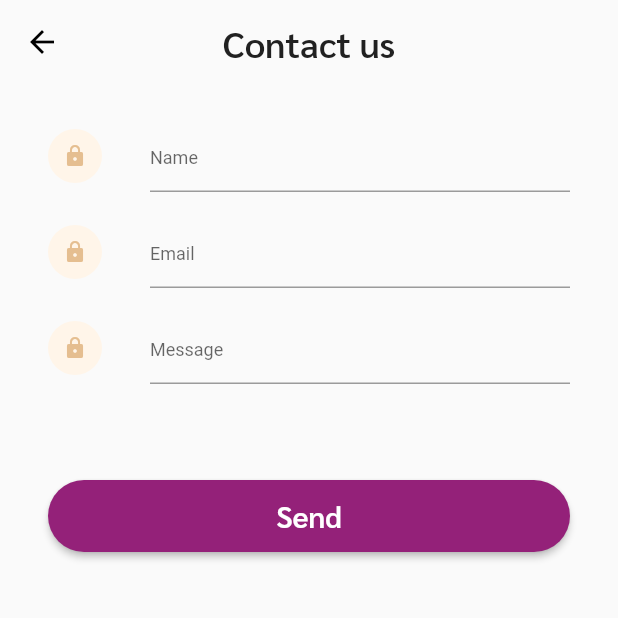
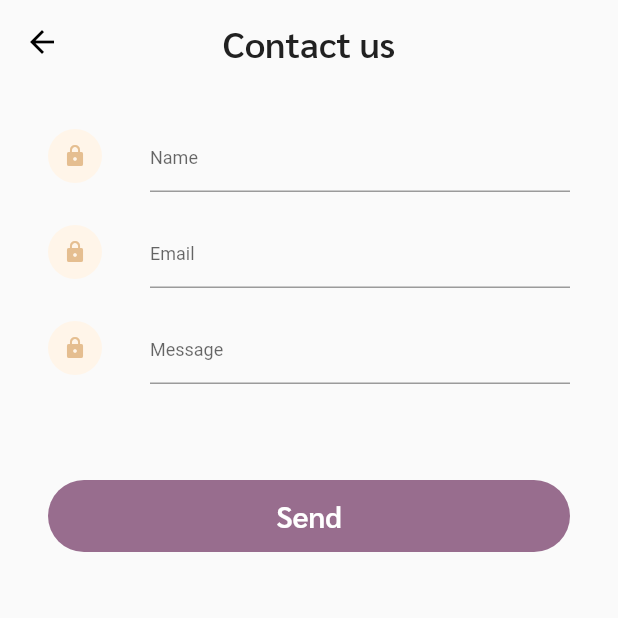
Before and after one commit to TonyPyzev/form_app, a Flutter app: the screen it shows after launch, on a phone screen of 412 x 824 dp, the top half of it. Run offline on Flutter 3.47's test engine with Material 2 defaults, Android fonts, the phone set to English and light mode, and no system bars; our stand-ins replace bloc, dio, equatable, flutter_bloc, internet_connection_checker.

Commit message:
form sending implementation

```diff
--- /dev/null
+++ b/lib/core/failures/failure.dart
@@ -0,0 +1 @@
+class Failure {}
--- /dev/null
+++ b/lib/core/failures/network_failure.dart
@@ -0,0 +1,3 @@
+import 'failure.dart';
+
+class NetworkFailure extends Failure {}
--- /dev/null
+++ b/lib/core/failures/server_failure.dart
@@ -0,0 +1,3 @@
+import 'failure.dart';
+
+class ServerFailure extends Failure {}
--- /dev/null
+++ b/lib/core/success/response_success.dart
@@ -0,0 +1,3 @@
+import 'package:form_app/core/success/success.dart';
+
+class ResponseSuccess extends Success {}
--- /dev/null
+++ b/lib/core/success/success.dart
@@ -0,0 +1 @@
+class Success {}
--- /dev/null
+++ b/lib/domain/entities/contact_form_data.dart
@@ -0,0 +1,43 @@
+import 'dart:convert';
+
+import 'package:equatable/equatable.dart';
+
+class ContactFormData extends Equatable {
+  final String name;
+  final String email;
+  final String message;
+
+  const ContactFormData(
+    this.name,
+    this.email,
+    this.message,
+  );
+
+  @override
+  List<Object?> get props => [
+        name,
+        email,
+        message,
+      ];
+
+  Map<String, dynamic> toMap() {
+    return <String, dynamic>{
+      'name': name,
+      'email': email,
+      'message': message,
+    };
+  }
+
+  factory ContactFormData.fromMap(Map<String, dynamic> map) {
+    return ContactFormData(
+      map['name'] as String,
+      map['email'] as String,
+      map['message'] as String,
+    );
+  }
+
+  String toJson() => json.encode(toMap());
+
+  factory ContactFormData.fromJson(String source) =>
+      ContactFormData.fromMap(json.decode(source) as Map<String, dynamic>);
+}
--- a/lib/presentation/application.dart
+++ b/lib/presentation/application.dart
@@ -1,7 +1,7 @@
-
 import 'package:flutter/material.dart';
+import 'package:form_app/presentation/cubit/contactForm/contact_form_cubit.dart';
 import 'package:form_app/presentation/theme/app_theme.dart';
-
+import 'package:flutter_bloc/flutter_bloc.dart';
 import 'navigation/navigation.dart';
 
 class Application extends StatelessWidget {
@@ -11,12 +11,19 @@ class Application extends StatelessWidget {
 
   @override
   Widget build(BuildContext context) {
-    return  MaterialApp(
-      debugShowCheckedModeBanner: false,
-      title: _title,
-      theme: AppTheme().appTheme,
-      initialRoute: Navigation.initialRoute,
-      routes: Navigation.routes,
+    return MultiBlocProvider(
+      providers: [
+        BlocProvider(
+          create: (context) => ContactFormCubit(),
+        ),
+      ],
+      child: MaterialApp(
+        debugShowCheckedModeBanner: false,
+        title: _title,
+        theme: AppTheme().appTheme,
+        initialRoute: Navigation.initialRoute,
+        routes: Navigation.routes,
+      ),
     );
   }
 }
--- a/lib/presentation/cubit/contactForm/contact_form_state.dart
+++ b/lib/presentation/cubit/contactForm/contact_form_state.dart
@@ -1,8 +1,30 @@
 part of 'contact_form_cubit.dart';
 
+enum ContactFormStatus {
+  initial,
+  loading,
+  networkFailure,
+  serverFailure,
+  success,
+}
+
 class ContactFormState extends Equatable {
-  const ContactFormState();
+  final ContactFormStatus status;
+
+  const ContactFormState({
+    this.status = ContactFormStatus.initial,
+  });
 
   @override
-  List<Object> get props => [];
+  List<Object> get props => [
+        status,
+      ];
+
+  ContactFormState copyWith({
+    ContactFormStatus? status,
+  }) {
+    return ContactFormState(
+      status: status ?? this.status,
+    );
+  }
 }
--- /dev/null
+++ b/lib/presentation/screens/contactForm/components/contact_form.dart
@@ -0,0 +1,241 @@
+import 'package:flutter/material.dart';
+import 'package:flutter/services.dart';
+import 'package:flutter_bloc/flutter_bloc.dart';
+
+import '../../../../domain/entities/contact_form_data.dart';
+import '../../../cubit/contactForm/contact_form_cubit.dart';
+import '../../../utilities/contact_form_validator.dart';
+import 'input_box.dart';
+
+class ContactForm extends StatefulWidget {
+  const ContactForm({
+    super.key,
+  });
+
+  @override
+  State<ContactForm> createState() => _ContactFormState();
+}
+
+class _ContactFormState extends State<ContactForm> {
+  late final TextEditingController _nameController;
+  late final TextEditingController _emailController;
+  late final TextEditingController _messageController;
+
+  bool? isValidName;
+  bool? isValidEmail;
+  bool? isValidMessgae;
+
+  @override
+  void initState() {
+    _initControllers();
+    super.initState();
+  }
+
+  @override
+  void dispose() {
+    _disposeControllers();
+    super.dispose();
+  }
+
+  @override
+  Widget build(BuildContext context) {
+    return BlocListener<ContactFormCubit, ContactFormState>(
+      listener: (context, state) {
+        switch (state.status) {
+          case ContactFormStatus.networkFailure:
+            _showSnackBar(
+              context,
+              message: 'Network error. Check network connection.',
+            );
+            break;
+          case ContactFormStatus.serverFailure:
+            _showSnackBar(
+              context,
+              message: 'Oops... something went wrong...',
+            );
+            break;
+          case ContactFormStatus.success:
+            _showSnackBar(
+              context,
+              message: 'Message sended!',
+            );
+            _clearFields();
+            break;
+          default:
+            break;
+        }
+      },
+      child: BlocBuilder<ContactFormCubit, ContactFormState>(
+        builder: (context, state) {
+          return Column(
+            children: [
+              Focus(
+                onFocusChange: (hasFocus) {
+                  if (!hasFocus) {
+                    setState(() {
+                      isValidName = ContactFormValidator.isValidName(
+                        _nameController.text,
+                      );
+                    });
+                  }
+                },
+                child: InputBox(
+                  textField: TextField(
+                    inputFormatters: [
+                      FilteringTextInputFormatter.allow(
+                        RegExp(r"[a-zA-Z]+|\s"),
+                      ),
+                    ],
+                    controller: _nameController,
+                    textCapitalization: TextCapitalization.words,
+                    keyboardType: TextInputType.name,
+                    decoration: InputDecoration(
+                      hintText: 'Name',
+                      errorText: isValidName != null
+                          ? isValidName!
+                              ? null
+                              : 'Name is required'
+                          : null,
+                    ),
+                  ),
+                ),
+              ),
+              const SizedBox(height: 16),
+              Focus(
+                onFocusChange: (hasFocus) {
+                  if (!hasFocus) {
+                    setState(() {
+                      isValidEmail = ContactFormValidator.isValidEmail(
+                        _emailController.text,
+                      );
+                    });
+                  }
+                },
+                child: InputBox(
+                  textField: TextField(
+                    controller: _emailController,
+                    textCapitalization: TextCapitalization.none,
+                    keyboardType: TextInputType.emailAddress,
+                    decoration: InputDecoration(
+                      hintText: 'Email',
+                      errorText: isValidEmail != null
+                          ? isValidEmail!
+                              ? null
+                              : 'Email is required'
+                          : null,
+                    ),
+                  ),
+                ),
+              ),
+              const SizedBox(height: 16),
+              Focus(
+                onFocusChange: (hasFocus) {
+                  if (!hasFocus) {
+                    setState(() {
+                      isValidMessgae = ContactFormValidator.isValidMessgae(
+                        _messageController.text,
+                      );
+                    });
+                  }
+                },
+                child: InputBox(
+                  textField: TextField(
+                    controller: _messageController,
+                    textCapitalization: TextCapitalization.sentences,
+                    decoration: InputDecoration(
+                      hintText: 'Message',
+                      errorText: isValidMessgae != null
+                          ? isValidMessgae!
+                              ? null
+                              : 'Message is required'
+                          : null,
+                    ),
+                  ),
+                ),
+              ),
+              const SizedBox(height: 64),
+              if (state.status == ContactFormStatus.loading)
+                const CircularProgressIndicator(
+                  color: Color(0xFF942179),
+                ),
+              if (state.status != ContactFormStatus.loading)
+                SizedBox.fromSize(
+                  size: const Size(
+                    double.infinity,
+                    48,
+                  ),
+                  child: ElevatedButton(
+                    onPressed: sendForm(),
+                    style: ElevatedButton.styleFrom(
+                      backgroundColor: const Color(0xFF942179),
+                      disabledBackgroundColor: const Color(0xFF986D8E),
+                      disabledForegroundColor: Colors.white,
+                      shape: RoundedRectangleBorder(
+                        borderRadius: BorderRadius.circular(24),
+                      ),
+                    ),
+                    child: const Text(
+                      'Send',
+                      style: TextStyle(
+                        fontSize: 20,
+                        fontWeight: FontWeight.w600,
+                      ),
+                    ),
+                  ),
+                ),
+            ],
+          );
+        },
+      ),
+    );
+  }
+
+  VoidCallback? sendForm() {
+    if (isValidName == true && isValidEmail == true && isValidMessgae == true) {
+      return () {
+        context.read<ContactFormCubit>().sendForm(
+              ContactFormData(
+                _nameController.text.trim(),
+                _emailController.text.trim(),
+                _messageController.text.trim(),
+              ),
+            );
+      };
+    }
+    return null;
+  }
+
+  void _showSnackBar(BuildContext context, {required String message}) {
+    ScaffoldMessenger.of(context).showSnackBar(
+      SnackBar(
+        content: Center(
+          child: Text(
+            message,
+          ),
+        ),
+      ),
+    );
+  }
+
+  void _clearFields() {
+    _nameController.clear();
+    _emailController.clear();
+    _messageController.clear();
+
+    isValidName = null;
+    isValidEmail = null;
+    isValidMessgae = null;
+  }
+
+  void _initControllers() {
+    _nameController = TextEditingController();
+    _emailController = TextEditingController();
+    _messageController = TextEditingController();
+  }
+
+  void _disposeControllers() {
+    _nameController.dispose();
+    _emailController.dispose();
+    _messageController.dispose();
+  }
+}
--- a/lib/presentation/screens/contactForm/contact_form_screen.dart
+++ b/lib/presentation/screens/contactForm/contact_form_screen.dart
@@ -1,6 +1,6 @@
 import 'package:flutter/material.dart';
 
-import 'components/input_box.dart';
+import 'components/contact_form.dart';
 
 class ContactFormScreen extends StatefulWidget {
   static const String pageRoute = '/contact-us';
@@ -17,7 +17,9 @@ class _ContactFormScreenState extends State<ContactFormScreen> {
     return Scaffold(
       appBar: AppBar(
         leading: GestureDetector(
-          onTap: () {},
+          onTap: () {
+            //TODO nav back
+          },
           child: const Icon(
             Icons.arrow_back,
             color: Colors.black,
@@ -29,67 +31,14 @@ class _ContactFormScreenState extends State<ContactFormScreen> {
           style: Theme.of(context).textTheme.titleLarge,
         ),
       ),
-      body: SafeArea(
+      body: const SafeArea(
         child: Padding(
-          padding: const EdgeInsets.only(
+          padding: EdgeInsets.only(
             left: 32,
             right: 32,
             top: 24,
           ),
-          child: Column(
-            children: [
-              const InputBox(
-                textField: TextField(
-                  textCapitalization: TextCapitalization.words,
-                  decoration: InputDecoration(
-                    hintText: 'Name',
-                  ),
-                ),
-              ),
-              const SizedBox(height: 16),
-              const InputBox(
-                textField: TextField(
-                  textCapitalization: TextCapitalization.none,
-                  decoration: InputDecoration(
-                    hintText: 'Email',
-                  ),
-                ),
-              ),
-              const SizedBox(height: 16),
-              const InputBox(
-                textField: TextField(
-                  textCapitalization: TextCapitalization.sentences,
-                  decoration: InputDecoration(
-                    hintText: 'Message',
-                  ),
-                ),
-              ),
-              const SizedBox(height: 64),
-              SizedBox.fromSize(
-                size: const Size(
-                  double.infinity,
-                  48,
-                ),
-                child: ElevatedButton(
-                  onPressed: () {},
-                  style: ElevatedButton.styleFrom(
-                    backgroundColor: const Color(0xFF942179),
-                    disabledBackgroundColor: const Color(0xFF986D8E),
-                    shape: RoundedRectangleBorder(
-                      borderRadius: BorderRadius.circular(24),
-                    ),
-                  ),
-                  child: const Text(
-                    'Send',
-                    style: TextStyle(
-                      fontSize: 20,
-                      fontWeight: FontWeight.w600,
-                    ),
-                  ),
-                ),
-              )
-            ],
-          ),
+          child: ContactForm(),
         ),
       ),
     );
--- a/pubspec.yaml
+++ b/pubspec.yaml
@@ -13,6 +13,8 @@ dependencies:
   bloc: ^8.1.2
   flutter_bloc: ^8.1.3
   equatable: ^2.0.5
+  dio: ^5.2.1+1
+  internet_connection_checker: ^1.0.0+1
 
 dev_dependencies:
   flutter_test:
```
Also changed, not shown: lib/domain/usecases/send_contact_form.dart (added, +35 -0 lines), lib/presentation/cubit/contactForm/contact_form_cubit.dart (+41 -0 lines), lib/presentation/utilities/contact_form_validator.dart (added, +14 -0 lines).
